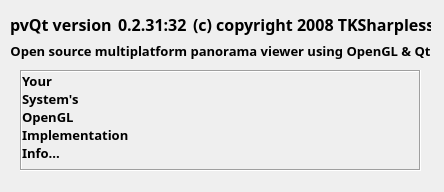
First picture: the form in ui/About.ui, repository lazarus-pkgs/panini, before the edit.
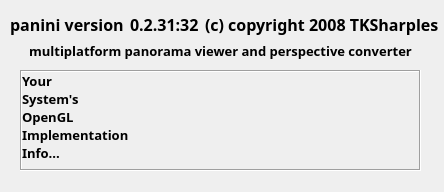
Second picture: the form after the edit.

Commit message: First version of "panini", would have been pvQt version 0.6

Diff of the .ui file:
```diff
--- a/ui/About.ui
+++ b/ui/About.ui
@@ -81,7 +81,7 @@
     </font>
    </property>
    <property name="text" >
-    <string>Open source multiplatform panorama viewer using OpenGL &amp; Qt</string>
+    <string>multiplatform panorama viewer and perspective converter</string>
    </property>
    <property name="alignment" >
     <set>Qt::AlignCenter</set>
@@ -92,7 +92,7 @@
     <rect>
      <x>10</x>
      <y>10</y>
-     <width>421</width>
+     <width>429</width>
      <height>28</height>
     </rect>
    </property>
@@ -108,7 +108,7 @@
        </font>
       </property>
       <property name="text" >
-       <string>pvQt version</string>
+       <string>panini version</string>
       </property>
      </widget>
     </item>
```
Left out of the diff: 2 changed lines with no effect on the pictures. The commit also changes 18 other files.
